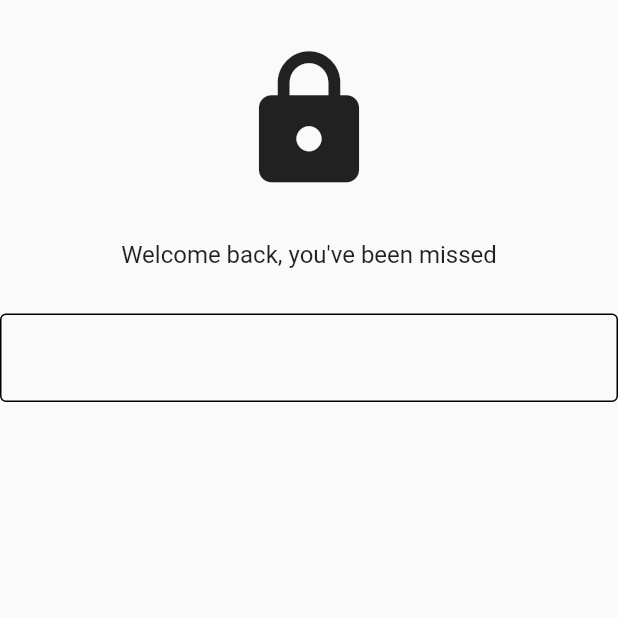
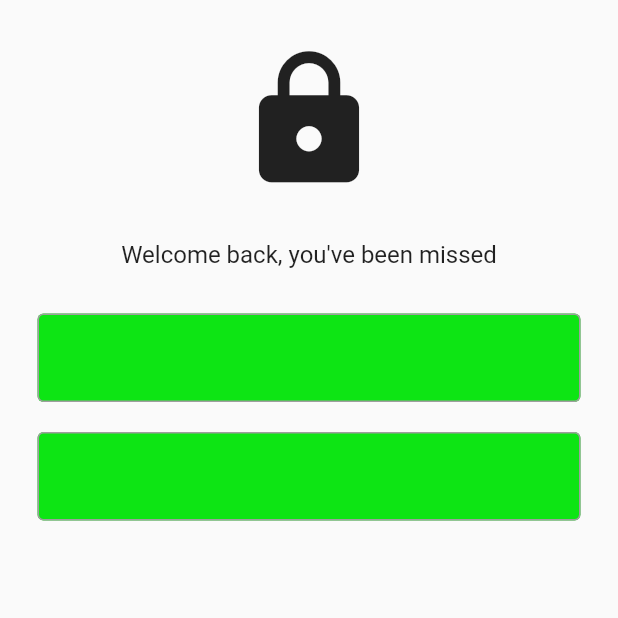
Before and after one commit to Jacek96/AgroRecords, a Flutter app: the screen it shows after launch, on a phone screen of 412 x 824 dp, the top half of it. Run offline on Flutter 3.47's test engine with Material 2 defaults, Android fonts, the phone set to English and light mode, and no system bars; our stand-ins replace firebase_auth, firebase_core; accounts and stored records are empty.

Commit message:
Create a MyTextField

```diff
--- a/lib/App/login/login_page.dart
+++ b/lib/App/login/login_page.dart
@@ -1,4 +1,5 @@
 import 'package:flutter/material.dart';
+import 'package:flutter_ewidencja/components/my_text_field.dart';
 
 class LoginPage extends StatelessWidget {
   const LoginPage({
@@ -30,18 +31,12 @@ class LoginPage extends StatelessWidget {
               SizedBox(height: 30),
 
               //email textfield
-              TextField(
-                decoration: InputDecoration(
-                  enabledBorder: OutlineInputBorder(
-                    borderSide: BorderSide(color: Colors.black),
-                  ),
-                  focusedBorder: OutlineInputBorder(
-                    borderSide: BorderSide(color: Colors.grey),
-                  ),
-                ),
-              ),
+              MyTextField(),
+
+              SizedBox(height: 20),
 
               //password textfiled
+              MyTextField(),
 
               // forgot password
 
--- /dev/null
+++ b/lib/components/my_text_field.dart
@@ -0,0 +1,26 @@
+import 'package:flutter/material.dart';
+
+class MyTextField extends StatelessWidget {
+  const MyTextField({
+    Key? key,
+  }) : super(key: key);
+
+  @override
+  Widget build(BuildContext context) {
+    return const Padding(
+      padding: EdgeInsets.symmetric(horizontal: 25.0),
+      child: TextField(
+        decoration: InputDecoration(
+          enabledBorder: OutlineInputBorder(
+            borderSide: BorderSide(color: Colors.grey),
+          ),
+          focusedBorder: OutlineInputBorder(
+            borderSide: BorderSide(color: Colors.black),
+          ),
+          fillColor: Color.fromARGB(255, 13, 229, 20),
+          filled: true,
+        ),
+      ),
+    );
+  }
+}
```
